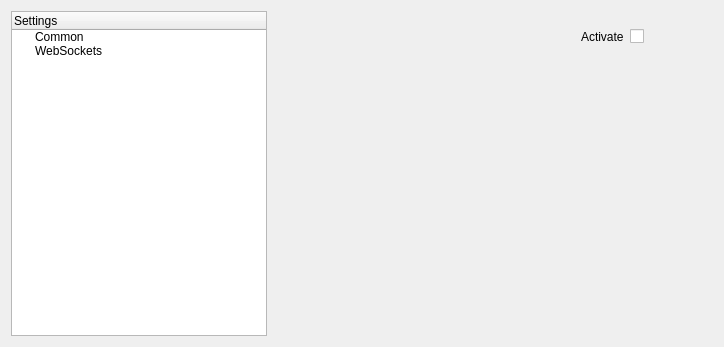
This is uis/settings.ui in SnayperTihCreator/Overlay as Qt 5 draws it before an edit. The edited form follows.
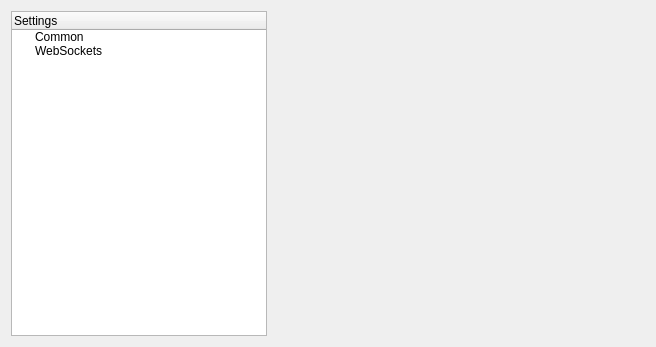
This is the edited form.

Commit message: update settings panel

Patch:
```diff
--- a/uis/settings.ui
+++ b/uis/settings.ui
@@ -6,7 +6,7 @@
    <rect>
     <x>0</x>
     <y>0</y>
-    <width>724</width>
+    <width>656</width>
     <height>347</height>
    </rect>
   </property>
@@ -42,67 +42,32 @@
    <item>
     <spacer name="horizontalSpacer">
      <property name="orientation">
-      <enum>Qt::Horizontal</enum>
+      <enum>Qt::Orientation::Horizontal</enum>
+     </property>
+     <property name="sizeType">
+      <enum>QSizePolicy::Policy::Minimum</enum>
      </property>
      <property name="sizeHint" stdset="0">
       <size>
-       <width>40</width>
+       <width>20</width>
        <height>20</height>
       </size>
      </property>
     </spacer>
    </item>
    <item>
-    <widget class="QFrame" name="frame">
+    <widget class="QStackedWidget" name="stackedWidget">
      <property name="minimumSize">
       <size>
-       <width>400</width>
+       <width>350</width>
        <height>0</height>
       </size>
      </property>
-     <property name="frameShape">
-      <enum>QFrame::NoFrame</enum>
+     <property name="currentIndex">
+      <number>0</number>
      </property>
-     <property name="frameShadow">
-      <enum>QFrame::Plain</enum>
-     </property>
-     <layout class="QHBoxLayout" name="horizontalLayout_2">
-      <item>
-       <widget class="QWidget" name="pageCommon" native="true"/>
-      </item>
-      <item>
-       <widget class="QWidget" name="pageWebSockets" native="true">
-        <layout class="QHBoxLayout" name="horizontalLayout_3">
-         <item>
-          <layout class="QFormLayout" name="formLayout">
-           <property name="fieldGrowthPolicy">
-            <enum>QFormLayout::FieldsStayAtSizeHint</enum>
-           </property>
-           <property name="rowWrapPolicy">
-            <enum>QFormLayout::DontWrapRows</enum>
-           </property>
-           <property name="labelAlignment">
-            <set>Qt::AlignLeading|Qt::AlignLeft|Qt::AlignVCenter</set>
-           </property>
-           <property name="formAlignment">
-            <set>Qt::AlignHCenter|Qt::AlignTop</set>
-           </property>
-           <item row="0" column="0">
-            <widget class="QLabel" name="activateLabel">
-             <property name="text">
-              <string>Activate</string>
-             </property>
-            </widget>
-           </item>
-           <item row="0" column="1">
-            <widget class="QCheckBox" name="pws_activateCheckBox"/>
-           </item>
-          </layout>
-         </item>
-        </layout>
-       </widget>
-      </item>
-     </layout>
+     <widget class="QWidget" name="pageCommon"/>
+     <widget class="QWidget" name="pageWebSocket"/>
     </widget>
    </item>
   </layout>
```
The commit also changes 4 other files.
